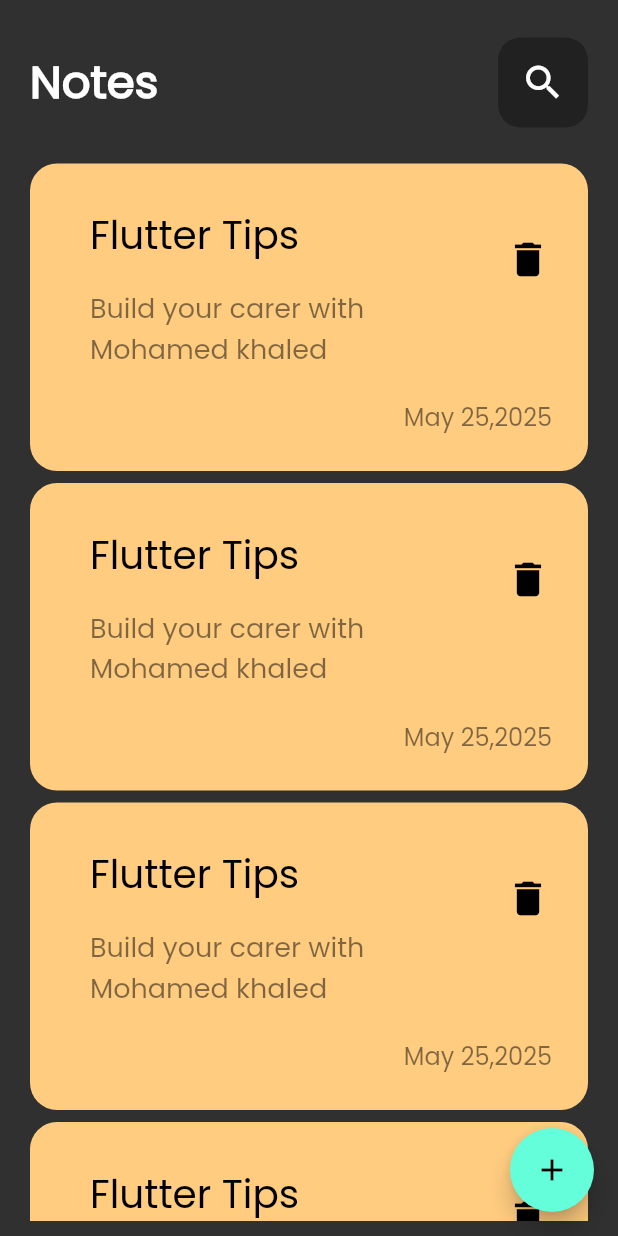
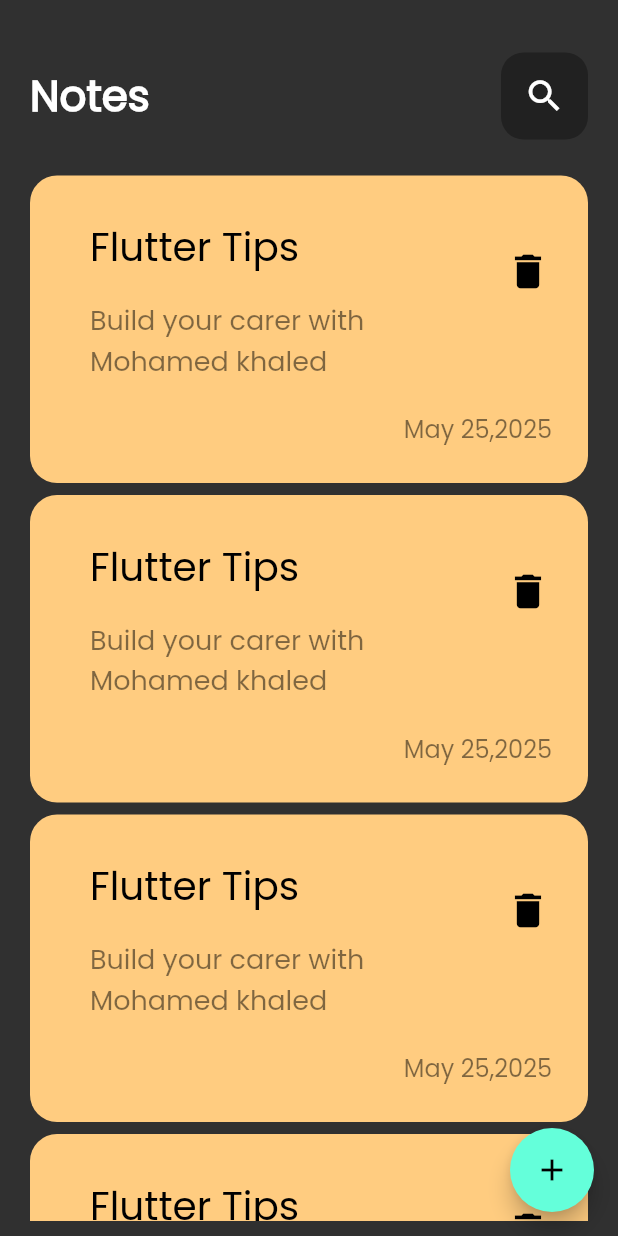
Before and after one commit to mohamedkhaled255/notes_app, a Flutter app: the screen it shows after launch, on a phone screen of 412 x 824 dp. Run offline on Flutter 3.47's test engine with Material 3 defaults, Android fonts, the phone set to English and light mode, and no system bars.

Commit message:
add custom app bar to edit note view

```diff
--- a/lib/views/edit_note_view.dart
+++ b/lib/views/edit_note_view.dart
@@ -6,6 +6,8 @@ class EditNoteView extends StatelessWidget {
 
   @override
   Widget build(BuildContext context) {
-    return EditNoteViewBody();
+    return Scaffold(
+      body: EditNoteViewBody(),
+    );
   }
 }
--- a/lib/widgets/custom_app_bar.dart
+++ b/lib/widgets/custom_app_bar.dart
@@ -2,7 +2,9 @@ import 'package:flutter/material.dart';
 import 'package:notes_app/widgets/custom_search_icon.dart';
 
 class CustomAppBar extends StatelessWidget {
-  const CustomAppBar({super.key});
+  const CustomAppBar({super.key, required this.title, required this.icon});
+  final String title;
+  final IconData icon;
 
   @override
   Widget build(BuildContext context) {
@@ -10,14 +12,14 @@ class CustomAppBar extends StatelessWidget {
       mainAxisAlignment: MainAxisAlignment.spaceBetween,
       children: [
         Text(
-          "Notes",
-          style: TextStyle(
+          title,
+          style: const TextStyle(
             color: Colors.white,
-            fontSize: 30,
+            fontSize: 28,
             fontWeight: FontWeight.w600,
           ),
         ),
-        CustomSearchIcon(),
+        CustomSearchIcon(icon: icon,),
       ],
     );
   }
--- a/lib/widgets/custom_search_icon.dart
+++ b/lib/widgets/custom_search_icon.dart
@@ -1,7 +1,8 @@
 import 'package:flutter/material.dart';
 
 class CustomSearchIcon extends StatelessWidget {
-  const CustomSearchIcon({super.key});
+  const CustomSearchIcon({super.key, required this.icon});
+  final IconData icon;
 
   @override
   Widget build(BuildContext context) {
@@ -11,7 +12,7 @@ class CustomSearchIcon extends StatelessWidget {
         borderRadius: BorderRadius.circular(15),
         color: Colors.grey.shade900,
       ),
-      child: Icon(Icons.search, size: 30),
+      child: Icon(icon, size: 28),
     );
   }
 }
--- a/lib/widgets/notes_view_body.dart
+++ b/lib/widgets/notes_view_body.dart
@@ -12,8 +12,11 @@ class NotesViewBody extends StatelessWidget {
       padding: const EdgeInsets.symmetric(horizontal: 20, vertical: 10),
       child: Column(
         children: const [
-          SizedBox(height: 15),
-          CustomAppBar(),
+          SizedBox(height: 25),
+          CustomAppBar(
+            title: 'Notes',
+            icon: Icons.search,
+          ),
           SizedBox(height: 20),
 
           Expanded(child: NotesListView())
```
Also changed, not shown: lib/widgets/edit_note_view_body.dart (+13 -1 lines).
